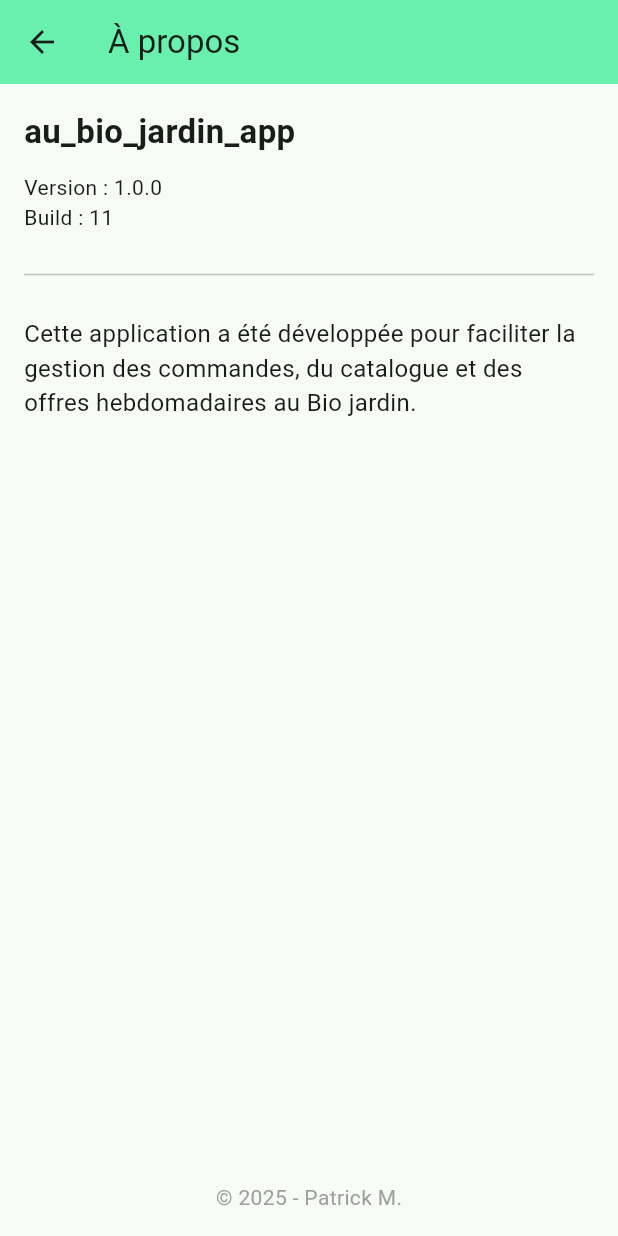
After one commit to pam199968/veggie_cart, a Flutter app: the AboutPage screen opened directly, on a phone screen of 412 x 824 dp. The commit adds this screen. Run offline on Flutter 3.47's test engine with Material 3 defaults, Android fonts, the phone set to English and light mode, and no system bars; our stand-ins replace cloud_firestore, cloud_functions, firebase_auth, firebase_core, firebase_storage, flutter_image_compress and 7 more; missing offline and left inert: dart:js_interop; accounts and stored records are empty.

Commit message:
about page added

```diff
--- /dev/null
+++ b/lib/views/about_page.dart
@@ -0,0 +1,72 @@
+import 'package:flutter/material.dart';
+import 'package:package_info_plus/package_info_plus.dart';
+
+class AboutPage extends StatefulWidget {
+  const AboutPage({super.key});
+
+  @override
+  State<AboutPage> createState() => _AboutPageState();
+}
+
+class _AboutPageState extends State<AboutPage> {
+  String version = '';
+  String buildNumber = '';
+  String appName = '';
+
+  @override
+  void initState() {
+    super.initState();
+    _loadInfo();
+  }
+
+  Future<void> _loadInfo() async {
+    final info = await PackageInfo.fromPlatform();
+
+    setState(() {
+      version = info.version;
+      buildNumber = info.buildNumber;
+      appName = info.appName;
+    });
+  }
+
+  @override
+  Widget build(BuildContext context) {
+    return Scaffold(
+      appBar: AppBar(
+        title: const Text('À propos'),
+        backgroundColor: Colors.greenAccent,
+      ),
+      body: Padding(
+        padding: const EdgeInsets.all(16),
+        child: Column(
+          crossAxisAlignment: CrossAxisAlignment.start,
+          children: [
+            Text(appName, style: const TextStyle(fontSize: 22, fontWeight: FontWeight.bold)),
+            const SizedBox(height: 12),
+            Text('Version : $version'),
+            Text('Build : $buildNumber'),
+            const SizedBox(height: 20),
+
+            const Divider(),
+
+            const SizedBox(height: 20),
+            const Text(
+              "Cette application a été développée pour faciliter la gestion "
+              "des commandes, du catalogue et des offres hebdomadaires au Bio jardin.",
+              style: TextStyle(fontSize: 16),
+            ),
+
+            const Spacer(),
+
+            Center(
+              child: Text(
+                "© ${2025} - Patrick M.",
+                style: const TextStyle(color: Colors.grey),
+              ),
+            )
+          ],
+        ),
+      ),
+    );
+  }
+}
--- a/lib/views/my_home_page.dart
+++ b/lib/views/my_home_page.dart
@@ -1,3 +1,4 @@
+import '../views/about_page.dart';
 import 'package:flutter/material.dart';
 import 'package:provider/provider.dart';
 import '../viewmodels/delivery_method_view_model.dart';
@@ -227,6 +228,16 @@ class _MyHomePageState extends State<MyHomePage> {
                       selected: _currentPage == 'customers',
                       onTap: () => _navigateTo('customers'),
                     ),
+                    ListTile(
+                      leading: const Icon(Icons.info_outline),
+                      title: const Text("À propos"),
+                      onTap: () {
+                        Navigator.pop(context);
+                        Navigator.of(context).push(
+                          MaterialPageRoute(builder: (_) => const AboutPage()),
+                        );
+                      },
+                    ),
                   ],
                 ],
               ),
--- a/pubspec.yaml
+++ b/pubspec.yaml
@@ -16,7 +16,7 @@ publish_to: 'none' # Remove this line if you wish to publish to pub.dev
 # https://developer.apple.com/library/archive/documentation/General/Reference/InfoPlistKeyReference/Articles/CoreFoundationKeys.html
 # In Windows, build-name is used as the major, minor, and patch parts
 # of the product and file versions while build-number is used as the build suffix.
-version: 1.0.0+10
+version: 1.0.0+11
 
 environment:
   sdk: ^3.9.2
@@ -51,6 +51,7 @@ dependencies:
   flutter_launcher_icons: ^0.14.4
   flutter_image_compress: ^2.4.0
   firebase_storage: ^13.0.4
+  package_info_plus: ^9.0.0
 
 dev_dependencies:
   firebase_core_platform_interface: ^6.0.2
```
Also changed, not shown: pubspec.lock, 1 other file.
